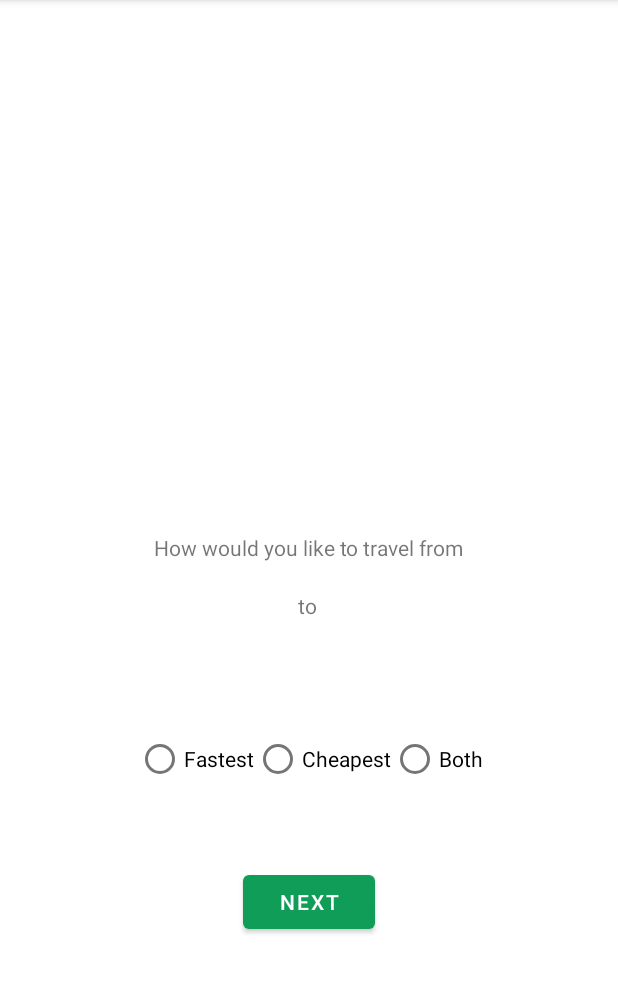
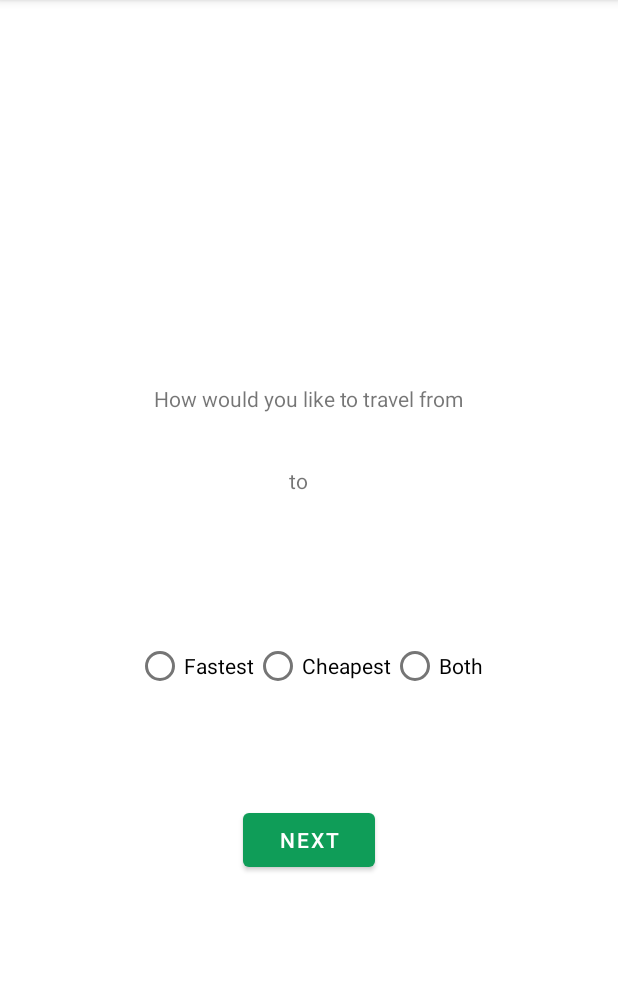
Before and after one commit to brand-kelly/point_a_to_b, an Android app: the OptionsActivity screen opened directly, with no data from a screen before it, on a phone screen of 412 x 824 dp, the part 84-1077 px from its top. Run offline under Robolectric (Android 15) with nearby library versions, the phone set to English and light mode, and no system bars; our stand-ins replace navigation-ui.

Commit message:
updated the logo banner and the activity_options layout

```diff
--- a/PointAtoB/app/src/main/res/layout/activity_main.xml
+++ b/PointAtoB/app/src/main/res/layout/activity_main.xml
@@ -46,13 +46,13 @@
 
     <ImageView
         android:id="@+id/imageView2"
-        android:layout_width="173dp"
-        android:layout_height="146dp"
+        android:layout_width="302dp"
+        android:layout_height="139dp"
         app:layout_constraintBottom_toTopOf="@+id/pointA"
         app:layout_constraintEnd_toEndOf="parent"
         app:layout_constraintStart_toStartOf="parent"
         app:layout_constraintTop_toTopOf="parent"
-        app:srcCompat="@drawable/app_logo" />
+        app:srcCompat="@drawable/banner" />
 
     <!--    <fragment-->
 <!--        android:id="@+id/fragment_first"-->
--- a/PointAtoB/app/src/main/res/layout/activity_options.xml
+++ b/PointAtoB/app/src/main/res/layout/activity_options.xml
@@ -5,30 +5,54 @@
     android:layout_height="match_parent"
     xmlns:app="http://schemas.android.com/apk/res-auto">
 
+
     <TextView
         android:id="@+id/pointA"
         android:layout_width="wrap_content"
         android:layout_height="wrap_content"
+        android:textStyle="bold"
         android:text="Display Text"
         app:layout_constraintBottom_toBottomOf="parent"
         app:layout_constraintEnd_toEndOf="parent"
-        app:layout_constraintHorizontal_bias="0.5"
+        app:layout_constraintHorizontal_bias="0.483"
         app:layout_constraintStart_toStartOf="parent"
         app:layout_constraintTop_toTopOf="parent"
-        />
+        app:layout_constraintVertical_bias="0.389" />
 
+    <TextView
+        android:id="@+id/textView2"
+        android:layout_width="wrap_content"
+        android:layout_height="wrap_content"
+        android:text="How would you like to travel from"
+        app:layout_constraintBottom_toTopOf="@+id/pointA"
+        app:layout_constraintEnd_toEndOf="parent"
+        app:layout_constraintHorizontal_bias="0.497"
+        app:layout_constraintStart_toStartOf="parent"
+        app:layout_constraintTop_toTopOf="parent"
+        app:layout_constraintVertical_bias="0.941" />
+
+    <TextView
+        android:id="@+id/textView3"
+        android:layout_width="wrap_content"
+        android:layout_height="wrap_content"
+        android:text="to"
+        app:layout_constraintEnd_toEndOf="parent"
+        app:layout_constraintHorizontal_bias="0.482"
+        app:layout_constraintStart_toStartOf="parent"
+        app:layout_constraintTop_toBottomOf="@+id/pointA" />
 
     <TextView
         android:id="@+id/pointB"
         android:layout_width="wrap_content"
         android:layout_height="wrap_content"
+        android:textStyle="bold"
         android:text="Display Text"
         app:layout_constraintBottom_toBottomOf="parent"
         app:layout_constraintEnd_toEndOf="parent"
-        app:layout_constraintHorizontal_bias="0.498"
+        app:layout_constraintHorizontal_bias="0.48"
         app:layout_constraintStart_toStartOf="parent"
         app:layout_constraintTop_toBottomOf="@+id/pointA"
-        app:layout_constraintVertical_bias="0.059" />
+        app:layout_constraintVertical_bias="0.048" />
 
     <Button
         android:layout_width="wrap_content"
@@ -40,28 +64,6 @@
         app:layout_constraintTop_toBottomOf="@id/pointB"
         app:layout_constraintStart_toStartOf="parent"
         app:layout_constraintEnd_toEndOf="parent" />
-
-    <TextView
-        android:id="@+id/textView2"
-        android:layout_width="wrap_content"
-        android:layout_height="wrap_content"
-        android:text="How would you like to travel from"
-        app:layout_constraintBottom_toTopOf="@+id/pointA"
-        app:layout_constraintEnd_toEndOf="parent"
-        app:layout_constraintHorizontal_bias="0.498"
-        app:layout_constraintStart_toStartOf="parent"
-        app:layout_constraintTop_toTopOf="parent"
-        app:layout_constraintVertical_bias="1.0" />
-
-    <TextView
-        android:id="@+id/textView3"
-        android:layout_width="wrap_content"
-        android:layout_height="wrap_content"
-        android:text="to"
-        app:layout_constraintEnd_toEndOf="parent"
-        app:layout_constraintHorizontal_bias="0.498"
-        app:layout_constraintStart_toStartOf="parent"
-        app:layout_constraintTop_toBottomOf="@+id/pointA" />
 
     <RadioGroup
         android:id="@+id/radio_preferences"
```
Also changed, not shown: PointAtoB/app/src/main/res/drawable/banner.PNG (added).
